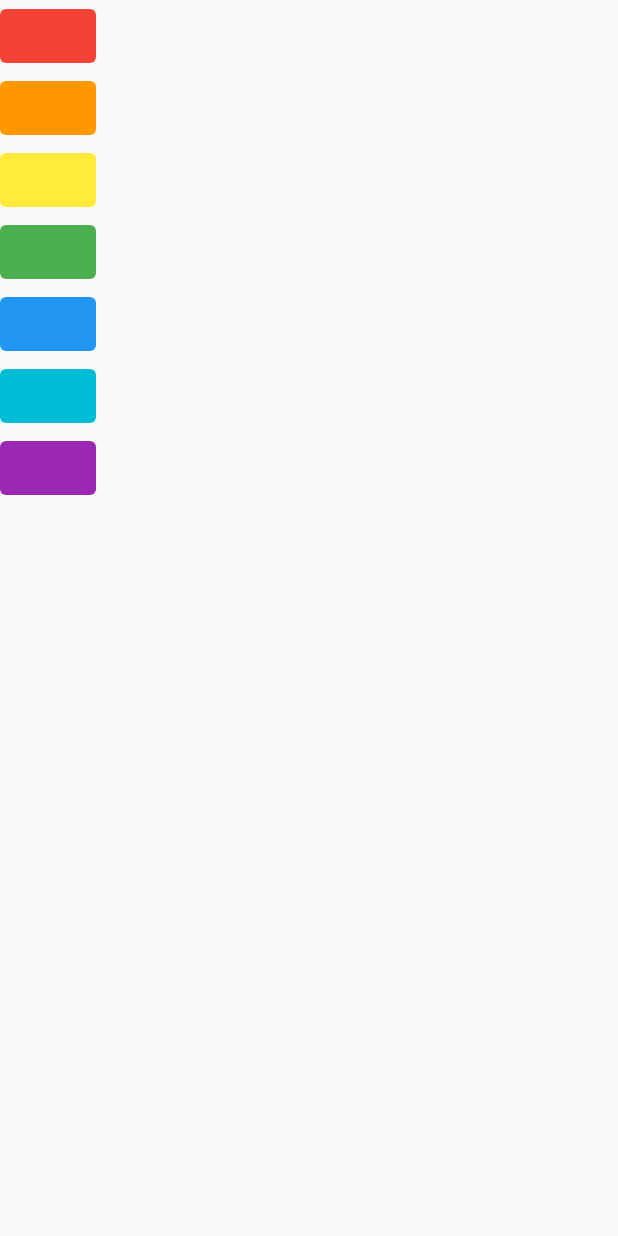
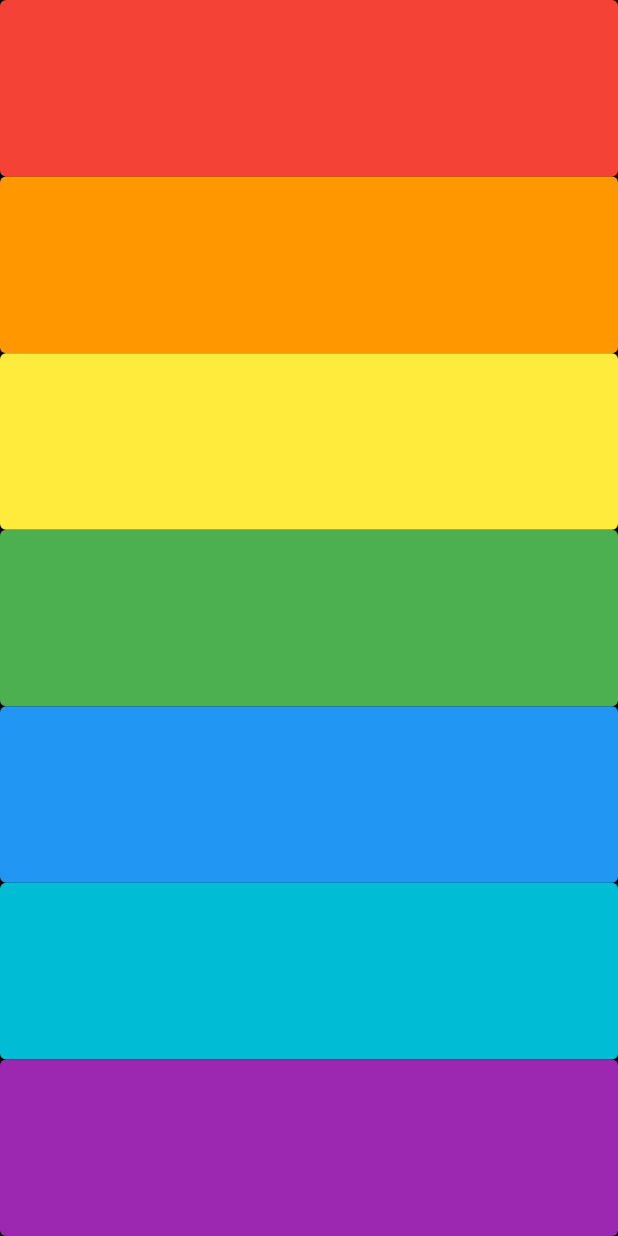
Before and after one commit to AndrewJacop/xylophone, a Flutter app: the screen it shows after launch, on a phone screen of 412 x 824 dp. Run offline on Flutter 3.47's test engine with Material 2 defaults, Android fonts, the phone set to English and light mode, and no system bars; our stand-ins replace assets_audio_player.

Commit message:
finilizing the app

```diff
--- a/lib/main.dart
+++ b/lib/main.dart
@@ -3,30 +3,37 @@ import 'package:flutter/material.dart';
 //import 'package:english_words/english_words.dart';
 import 'package:assets_audio_player/assets_audio_player.dart';
 
-void main() => runApp(XylophoneApp());
+void main() => runApp(const XylophoneApp());
 
 class XylophoneApp extends StatelessWidget {
-  @override
+  const XylophoneApp({super.key});
+
   Widget pianoKey(int int, Color color) {
-    return TextButton(
+    return Expanded(
+      child: TextButton(
         onPressed: () {
           final assetsAudioPlayer = AssetsAudioPlayer();
           assetsAudioPlayer.open(
             Audio('assets/note$int.wav'),
           );
         },
-      child: SizedBox(),
         style: ButtonStyle(
           backgroundColor: MaterialStateProperty.all(color),
+        ),
+        child: const SizedBox(),
       ),
     );
   }
 
+  @override
   Widget build(BuildContext context) {
     return MaterialApp(
       home: Scaffold(
+        backgroundColor: Colors.black,
         body: SafeArea(
           child: Column(
+            crossAxisAlignment: CrossAxisAlignment.stretch,
+            mainAxisSize: MainAxisSize.max,
             children: [
               pianoKey(1, Colors.red),
               pianoKey(2, Colors.orange),
```
Lines whose indentation alone changed are shown as unchanged.
